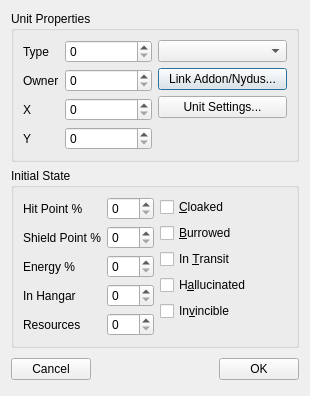
Above: ChkForge/unitproperties.ui from heinermann/ChkForge before the change. Below: the same form after it.
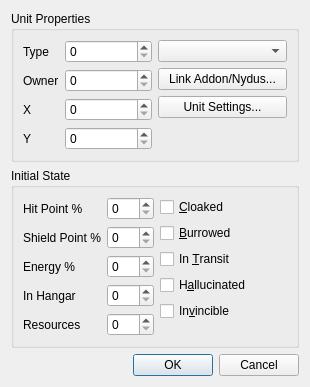
That is the form after the change.

```diff
--- a/ChkForge/unitproperties.ui
+++ b/ChkForge/unitproperties.ui
@@ -250,50 +250,11 @@
     </spacer>
    </item>
    <item>
-    <layout class="QHBoxLayout">
-     <property name="spacing">
-      <number>6</number>
+    <widget class="QDialogButtonBox" name="buttonBox">
+     <property name="standardButtons">
+      <set>QDialogButtonBox::Cancel|QDialogButtonBox::Ok</set>
      </property>
-     <property name="leftMargin">
-      <number>0</number>
-     </property>
-     <property name="topMargin">
-      <number>0</number>
-     </property>
-     <property name="rightMargin">
-      <number>0</number>
-     </property>
-     <property name="bottomMargin">
-      <number>0</number>
-     </property>
-     <item>
-      <widget class="QPushButton" name="cancelButton">
-       <property name="text">
-        <string>Cancel</string>
-       </property>
-      </widget>
-     </item>
-     <item>
-      <spacer>
-       <property name="orientation">
-        <enum>Qt::Horizontal</enum>
-       </property>
-       <property name="sizeHint" stdset="0">
-        <size>
-         <width>131</width>
-         <height>31</height>
-        </size>
-       </property>
-      </spacer>
-     </item>
-     <item>
-      <widget class="QPushButton" name="okButton">
-       <property name="text">
-        <string>OK</string>
-       </property>
-      </widget>
-     </item>
-    </layout>
+    </widget>
    </item>
   </layout>
  </widget>
```
Left out of the diff: 32 changed lines with no effect on the pictures.
